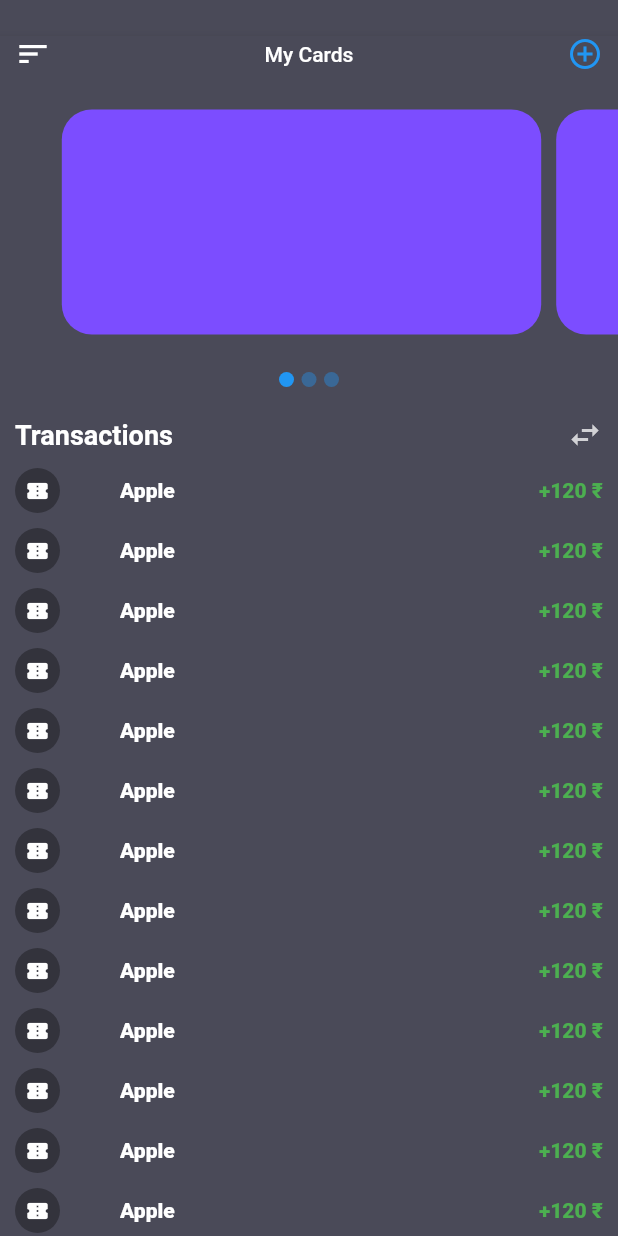
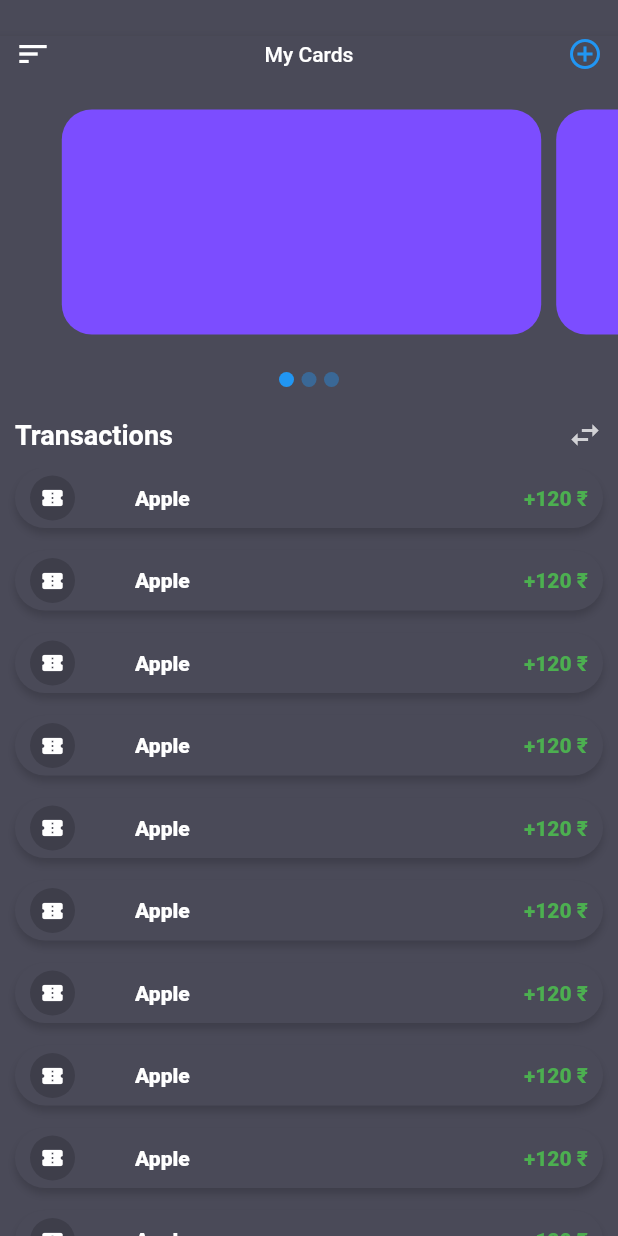
Before and after one commit to nimesh1997/flutter_dashboard_ui, a Flutter app: the screen it shows after launch, on a phone screen of 412 x 824 dp. Run offline on Flutter 3.47's test engine with Material 2 defaults, Android fonts, the phone set to English and light mode, and no system bars; our stand-ins replace dots_indicator.

Commit message:
minor bugs fixed

```diff
--- a/lib/screens/HomeScreen.dart
+++ b/lib/screens/HomeScreen.dart
@@ -258,7 +258,7 @@ class _HomeScreenState extends State<HomeScreen> with SingleTickerProviderStateM
     );
   }
 
-  Widget _buildTransactionList(){
+  Widget _buildTransactionList() {
     return Expanded(
       child: Column(
         mainAxisSize: MainAxisSize.min,
@@ -283,7 +283,7 @@ class _HomeScreenState extends State<HomeScreen> with SingleTickerProviderStateM
           // listView
           Expanded(
             child: Padding(
-              padding: EdgeInsets.only(left: 10.0, right: 10.0),
+              padding: EdgeInsets.only(left: 0.0, right: 0.0),
               child: ListView.builder(
                 shrinkWrap: true,
                 itemCount: 20,
@@ -296,16 +296,16 @@ class _HomeScreenState extends State<HomeScreen> with SingleTickerProviderStateM
         ],
       ),
     );
-
   }
 
   Widget _buildListItem(int index) {
     return Container(
-      margin: EdgeInsets.only(bottom: 10.0),
+      height: 40.0,
+      margin: EdgeInsets.only(left: 10.0, bottom: 15.0, right: 10.0),
       decoration: BoxDecoration(
           borderRadius: BorderRadius.all(Radius.circular(20)),
-//          boxShadow: [BoxShadow(offset: Offset(0, 3), spreadRadius: 6, color: Colors.grey)]
-      ),
+          color: Color(0xff4A4A58),
+          boxShadow: [BoxShadow(offset: Offset(0, 4), blurRadius: 4, color: Color(0xff3e3e4a))]),
       child: Row(
         crossAxisAlignment: CrossAxisAlignment.center,
         mainAxisAlignment: MainAxisAlignment.spaceBetween,
@@ -314,23 +314,29 @@ class _HomeScreenState extends State<HomeScreen> with SingleTickerProviderStateM
             children: <Widget>[
               // icon
               Container(
+                margin: EdgeInsets.only(left: 10.0),
                 width: 30.0,
                 height: 30.0,
-                decoration: BoxDecoration(shape: BoxShape.circle, color: Color(0xff33333c)),
+                decoration: BoxDecoration(shape: BoxShape.circle, color: Color(0xff3e3e4a)),
                 child: Icon(
                   Icons.confirmation_number,
                   size: 16.0,
                   color: Colors.white,
                 ),
               ),
-              SizedBox(width: 40.0,),
+              SizedBox(
+                width: 40.0,
+              ),
               Text(
                 'Apple',
                 style: TextStyle(color: Colors.white, fontWeight: FontWeight.w900),
               ),
             ],
           ),
-          Text('+120 ₹', style: TextStyle(color: Colors.green, fontWeight: FontWeight.w900))
+          Padding(
+            padding: const EdgeInsets.only(right: 10.0),
+            child: Text('+120 ₹', style: TextStyle(color: Colors.green, fontWeight: FontWeight.w900)),
+          )
         ],
       ),
     );
```
